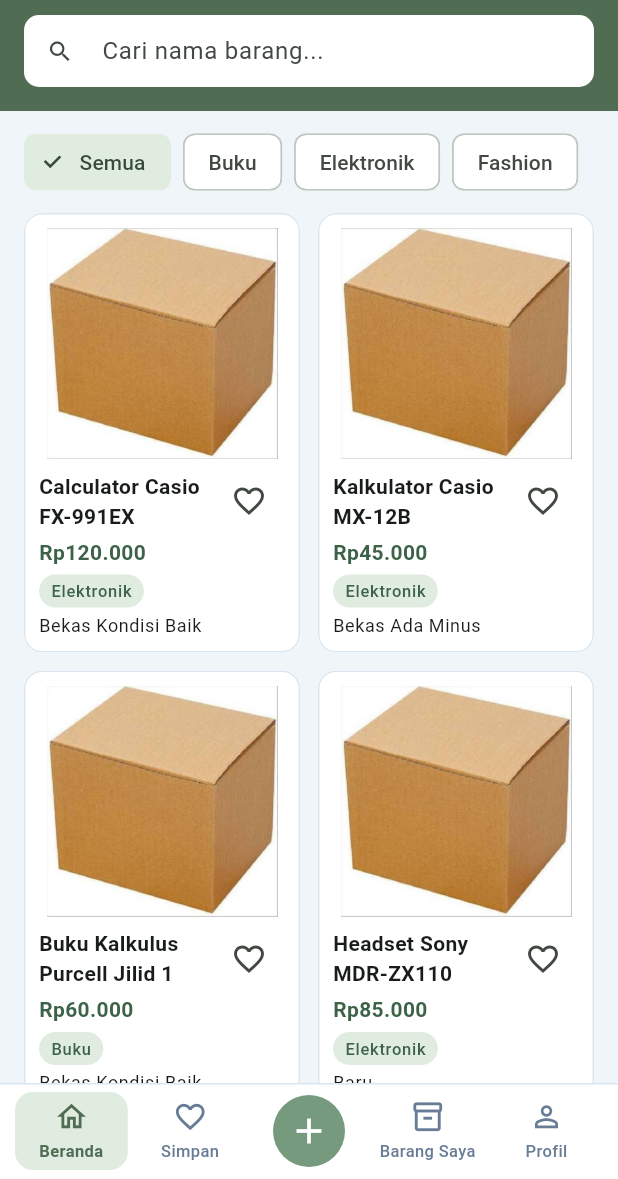
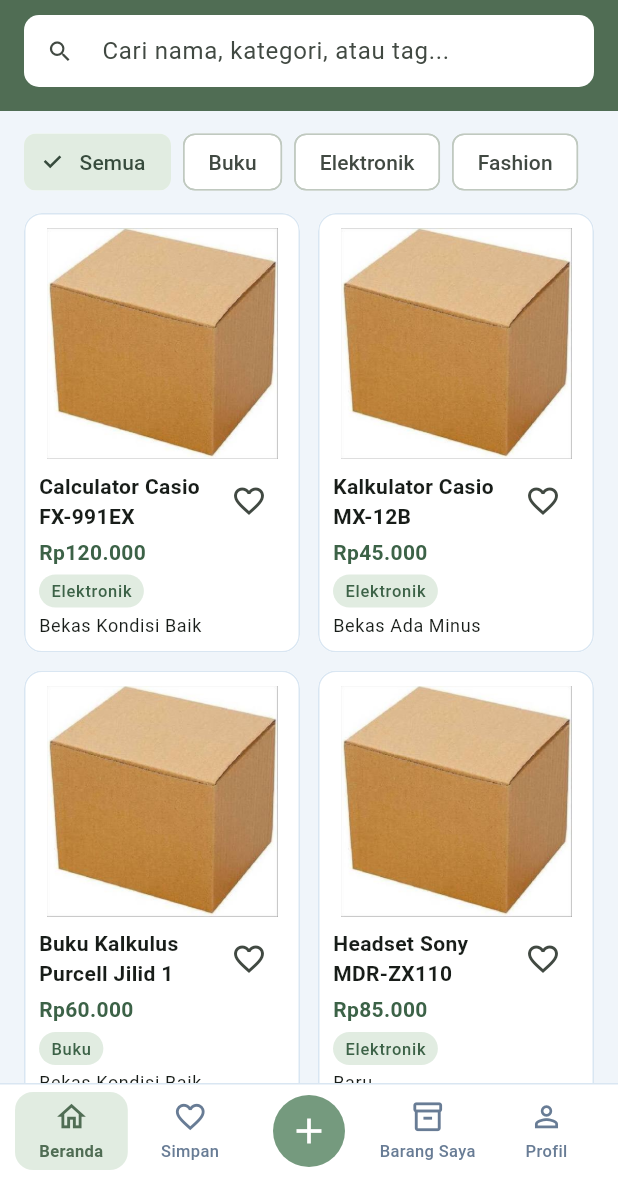
Before and after one commit to feliceyovita/TITIPIN, a Flutter app: the CatalogScreen screen opened directly, on a phone screen of 412 x 824 dp, the part 57-1236 px from its top. Run offline on Flutter 3.47's test engine with Material 3 defaults, Android fonts, the phone set to English and light mode, and no system bars; our stand-ins replace cloud_firestore, dotted_border, firebase_auth, firebase_core, font_awesome_flutter, google_fonts and 1 more; accounts and stored records are empty.

Commit message:
pencarian berdasarkan nama, kategori, tag dan maskot transparan

```diff
--- a/lib/features/catalog/catalog_item.dart
+++ b/lib/features/catalog/catalog_item.dart
@@ -1,4 +1,3 @@
-
 import 'package:cloud_firestore/cloud_firestore.dart';
 
 class CatalogItem {
@@ -19,6 +18,7 @@ class CatalogItem {
     this.status = 'tersedia',
     this.userId = '',
     this.fotoBarang = const [],
+    this.tags = const [],
     this.createdAt,
     this.updatedAt,
   });
@@ -43,6 +43,7 @@ class CatalogItem {
   final String status;
   final String userId;
   final List<Map<String, dynamic>> fotoBarang;
+  final List<String> tags;
   final Timestamp? createdAt;
   final Timestamp? updatedAt;
 
@@ -67,6 +68,8 @@ class CatalogItem {
       fotoBarang: (data['fotoBarang'] as List? ?? [])
           .whereType<Map<String, dynamic>>()
           .toList(),
+      // tags disimpan sebagai list string waktu unggah barang
+      tags: (data['tags'] as List? ?? []).whereType<String>().toList(),
       createdAt: data['createdAt'] as Timestamp?,
       updatedAt: data['updatedAt'] as Timestamp?,
       sellerName: sellerName,
--- a/lib/features/catalog/catalog_screen.dart
+++ b/lib/features/catalog/catalog_screen.dart
@@ -93,6 +93,20 @@ class _CatalogScreenState extends State<CatalogScreen> {
       _keyword = '';
       _isSearching = false;
     });
+  }
+
+  // cek apakah barang cocok sama kata kunci
+  // dicari dari nama barang, nama kategori, dan tag barang
+  bool _cocokDenganKeyword(CatalogItem item) {
+    if (_keyword.isEmpty) return true;
+
+    final cocokNama = item.name.toLowerCase().contains(_keyword);
+    final cocokKategori = item.category.toLowerCase().contains(_keyword);
+    final cocokTag = item.tags.any(
+          (tag) => tag.toLowerCase().contains(_keyword),
+    );
+
+    return cocokNama || cocokKategori || cocokTag;
   }
 
   void _retryLoad() {
@@ -217,8 +231,7 @@ class _CatalogScreenState extends State<CatalogScreen> {
       final matchesCategory =
           _category == 'Semua' || item.category == _category;
 
-      return matchesCategory &&
-          item.name.toLowerCase().contains(_keyword);
+      return matchesCategory && _cocokDenganKeyword(item);
     }).toList();
 
     final textScale =
@@ -544,7 +557,7 @@ class _CatalogHeader extends StatelessWidget {
               textInputAction: TextInputAction.search,
 
               decoration: InputDecoration(
-                hintText: 'Cari nama barang...',
+                hintText: 'Cari nama, kategori, atau tag...',
 
                 prefixIcon: const Icon(Icons.search),
 
--- a/lib/features/catalog/data/dummy_catalog_items.dart
+++ b/lib/features/catalog/data/dummy_catalog_items.dart
@@ -1,11 +1,9 @@
 import '../catalog_item.dart';
 
-// data dummy buat testing halaman pencarian (screenshot & video trello)
-// cara pakai: ganti `const CatalogScreen()` jadi
-// `const CatalogScreen(items: dummyCatalogItems)`
 const dummyCatalogItems = <CatalogItem>[
   CatalogItem(
     id: 'dummy-1',
+    tags: ['kalkulator', 'casio', 'kuliah'],
     name: 'Calculator Casio FX-991EX',
     price: 120000,
     category: 'Elektronik',
@@ -17,6 +15,7 @@ const dummyCatalogItems = <CatalogItem>[
   ),
   CatalogItem(
     id: 'dummy-2',
+    tags: ['kalkulator', 'casio'],
     name: 'Kalkulator Casio MX-12B',
     price: 45000,
     category: 'Elektronik',
@@ -28,6 +27,7 @@ const dummyCatalogItems = <CatalogItem>[
   ),
   CatalogItem(
     id: 'dummy-3',
+    tags: ['kalkulus', 'matematika', 'kuliah'],
     name: 'Buku Kalkulus Purcell Jilid 1',
     price: 60000,
     category: 'Buku',
@@ -39,6 +39,7 @@ const dummyCatalogItems = <CatalogItem>[
   ),
   CatalogItem(
     id: 'dummy-4',
+    tags: ['headset', 'sony', 'audio'],
     name: 'Headset Sony MDR-ZX110',
     price: 85000,
     category: 'Elektronik',
@@ -50,6 +51,7 @@ const dummyCatalogItems = <CatalogItem>[
   ),
   CatalogItem(
     id: 'dummy-5',
+    tags: ['jaket', 'hoodie', 'pakaian'],
     name: 'Jaket Hoodie Hitam',
     price: 75000,
     category: 'Fashion',
```
Also changed, not shown: assets/images/catalog/box_mascot.png.
